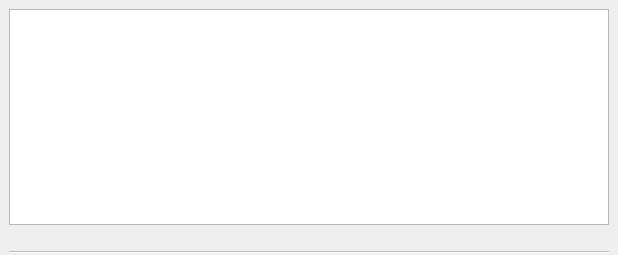
This is DeepSkyStacker/ui/PictureList.ui in deepskystacker/DSS as Qt 5 draws it before an edit. The edited form follows.
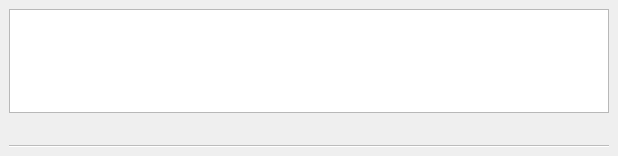
This is the edited form.

Commit message: Reduce minimum size for image list to two rows (three including the header)

```diff
--- a/DeepSkyStacker/ui/PictureList.ui
+++ b/DeepSkyStacker/ui/PictureList.ui
@@ -7,7 +7,7 @@
     <x>0</x>
     <y>0</y>
     <width>618</width>
-    <height>255</height>
+    <height>156</height>
    </rect>
   </property>
   <property name="sizePolicy">
@@ -19,7 +19,7 @@
   <property name="minimumSize">
    <size>
     <width>618</width>
-    <height>253</height>
+    <height>156</height>
    </size>
   </property>
   <property name="styleSheet">
@@ -41,34 +41,9 @@
      <verstretch>0</verstretch>
     </sizepolicy>
    </property>
-   <layout class="QVBoxLayout" name="verticalLayout_2">
-    <property name="spacing">
-     <number>0</number>
-    </property>
-    <property name="bottomMargin">
-     <number>2</number>
-    </property>
+   <layout class="QVBoxLayout" name="verticalLayout">
     <item>
-     <widget class="QTableView" name="tableView">
-      <property name="minimumSize">
-       <size>
-        <width>600</width>
-        <height>175</height>
-       </size>
-      </property>
-      <property name="selectionMode">
-       <enum>QAbstractItemView::ExtendedSelection</enum>
-      </property>
-      <property name="selectionBehavior">
-       <enum>QAbstractItemView::SelectRows</enum>
-      </property>
-      <property name="sortingEnabled">
-       <bool>true</bool>
-      </property>
-      <attribute name="verticalHeaderVisible">
-       <bool>false</bool>
-      </attribute>
-     </widget>
+     <widget class="QTableView" name="tableView"/>
     </item>
     <item>
      <widget class="QTabBar" name="tabBar" native="true">
```
The commit also changes 1 other file.
